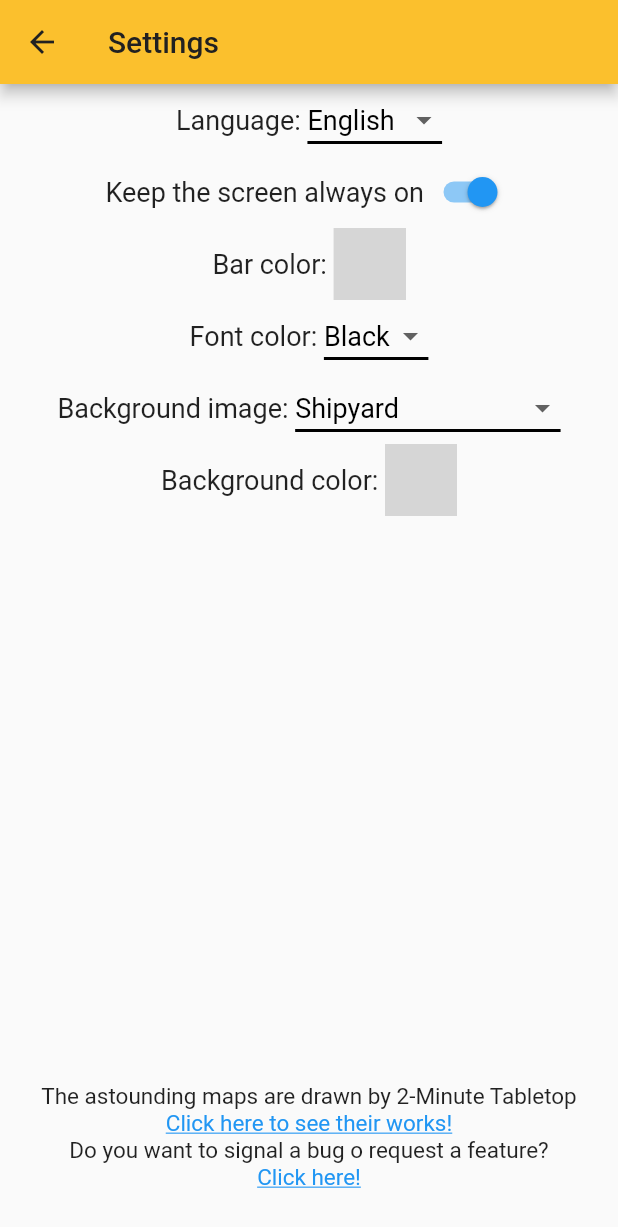
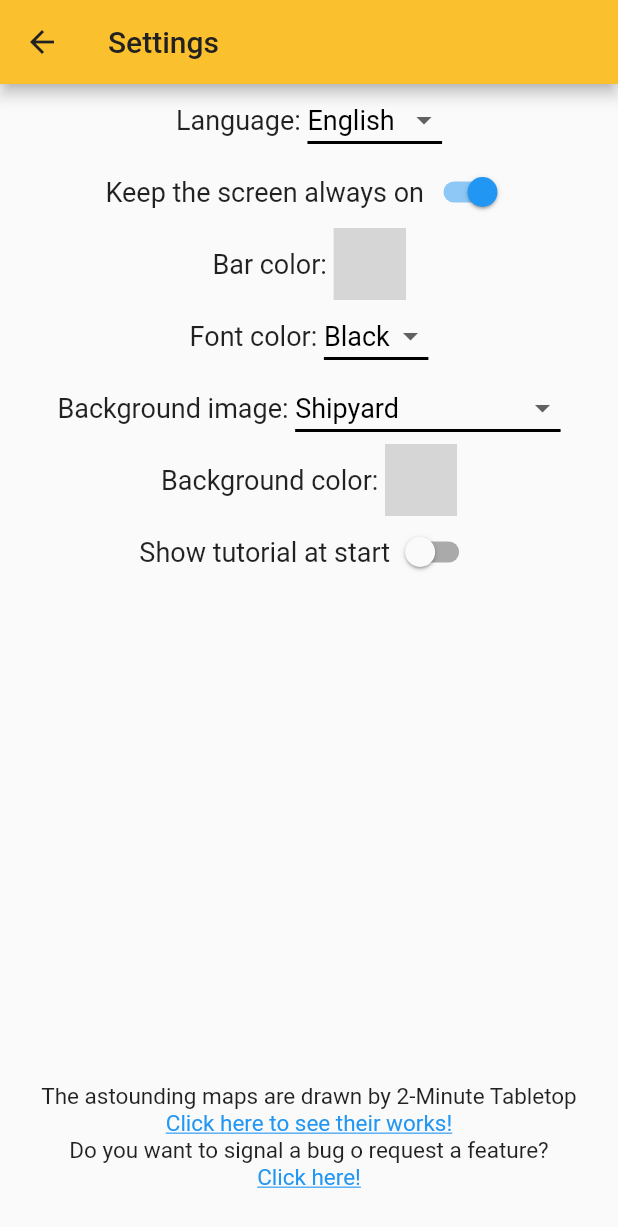
Before and after one commit to MarcoFiorentino/rpg_multi_music, a Flutter app: the SettingsPage screen opened directly, on a phone screen of 412 x 824 dp. Shown: the top 1227 px of the screen. Run offline on Flutter 3.47's test engine with Material 2 defaults, Android fonts, the phone set to English and light mode, and no system bars; our stand-ins replace audioplayers, file_picker, google_mobile_ads, nanoid, permission_handler, shared_preferences and 1 more; missing offline and left inert: devicelocale, flutter_color_picker_wheel, flutter_file_manager; accounts and stored records are empty; network calls fail; grey boxes are pictures that could not be loaded.

Commit message:
Aggiunto switch di gestione tutorial

```diff
--- a/assets/Languages/Deutsch.json
+++ b/assets/Languages/Deutsch.json
@@ -28,6 +28,7 @@
       "background_img": "Hintergrund",
       "none": "Niemand",
       "background_color": "Hintergrundfarbe",
+      "show_tutorial": "Tutorial beim Start anzeigen",
       "signal_bug_request_feature": "Möchten Sie einen Fehler melden oder eine Funktion anfordern?",
       "click_here": "Klicke hier!",
       "2-minute-tabletop-attribution": "Die prächtigen Karten sind gezeichnet von 2-Minute Tabletop",
--- a/assets/Languages/English.json
+++ b/assets/Languages/English.json
@@ -28,6 +28,7 @@
       "background_img": "Background image",
       "none": "None",
       "background_color": "Background color",
+      "show_tutorial": "Show tutorial at start",
       "signal_bug_request_feature": "Do you want to signal a bug o request a feature?",
       "click_here": "Click here!",
       "2-minute-tabletop-attribution": "The astounding maps are drawn by 2-Minute Tabletop",
--- a/assets/Languages/Espanol.json
+++ b/assets/Languages/Espanol.json
@@ -28,6 +28,7 @@
       "background_img": "Imagen de fondo",
       "none": "Nadie",
       "background_color": "Color de fondo",
+      "show_tutorial": "Mostrar tutorial al principio",
       "signal_bug_request_feature": "¿Desea informar un error o solicitar una característica?",
       "click_here": "Haga clic aquí!",
       "2-minute-tabletop-attribution": "Los magníficos mapas están dibujados por 2-Minute Tabletop",
--- a/assets/Languages/Frances.json
+++ b/assets/Languages/Frances.json
@@ -28,6 +28,7 @@
       "background_img": "Image de fond",
       "none": "Aucun",
       "background_color": "Couleur de fond",
+      "show_tutorial": "Afficher le didacticiel au démarrage",
       "signal_bug_request_feature": "Vous souhaitez signaler un bug ou demander une fonctionnalité?",
       "click_here": "Cliquez ici!",
       "2-minute-tabletop-attribution": "Les magnifiques cartes sont dessinées par 2-Minute Tabletop",
--- a/assets/Languages/Italiano.json
+++ b/assets/Languages/Italiano.json
@@ -28,6 +28,7 @@
       "background_img": "Immagine di sfondo",
       "none": "Nessuna",
       "background_color": "Colore di sfondo",
+      "show_tutorial": "Mostra tutorial all'avvio",
       "signal_bug_request_feature": "Vuoi segnalare un bug o richiedere una feature?",
       "click_here": "Clicca qui!",
       "2-minute-tabletop-attribution": "Le magnifiche mappe sono disegnate da 2-Minute Tabletop",
--- a/lib/settings_page.dart
+++ b/lib/settings_page.dart
@@ -248,6 +248,28 @@ class _SettingsScreenState extends State<SettingsPage> {
               ),
             ],
           ),
+          Row(
+            mainAxisAlignment: MainAxisAlignment.start,
+            mainAxisSize: MainAxisSize.min,
+            children: [
+              Text(
+                filesProvider.translations[0]["show_tutorial"],
+                style: TextStyle(
+                    fontSize: 18
+                ),
+              ),
+              Switch(
+                value: !(filesProvider.settings[6].toBoolean()),
+                onChanged: (value) {
+                  setState(() {
+                    filesProvider.settings[6] = (!value).toString();
+                    SharedPreferencesManager.updateKV("Settings", true, filesProvider.settings);
+                    filesProvider.getSettings();
+                  });
+                },
+              ),
+            ],
+          ),
           Spacer(),
           Row(
             mainAxisAlignment: MainAxisAlignment.start,
```
